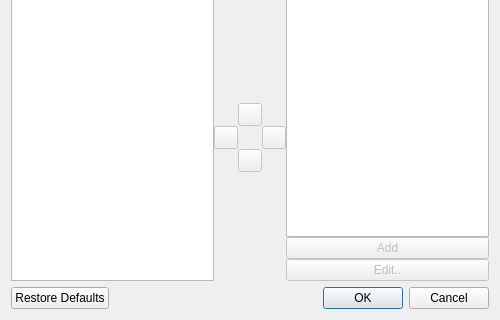
The window that src/ui/ToolBarDialog.ui (OtterBrowser/otter-browser) describes before a commit, drawn with Qt 5; both pictures show x 0 to 500 and y 230 to 550 of the 500 by 550 pixel window.
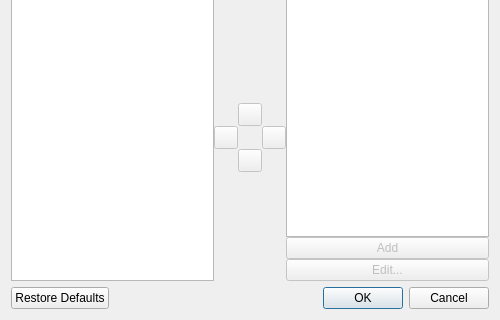
The same window after the commit. Custom widgets are drawn as their Qt base class.

Commit message: Fix check that could prevent configuration or removal of custom toolbar

```diff
--- a/src/ui/ToolBarDialog.ui
+++ b/src/ui/ToolBarDialog.ui
@@ -226,7 +226,7 @@
              <bool>false</bool>
             </property>
             <property name="text">
-             <string>Edit..</string>
+             <string>Edit...</string>
             </property>
            </widget>
           </item>
```
The commit also changes 1 other file.
